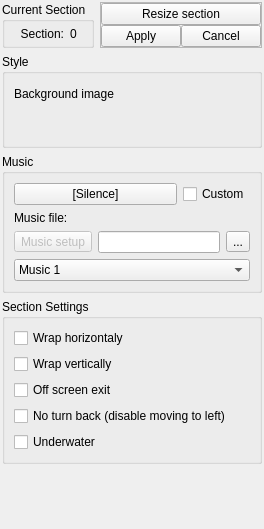
SpencerEverly/Moondust-Project, file Editor/main_window/dock/lvl_sctc_props.ui: the form before one commit.
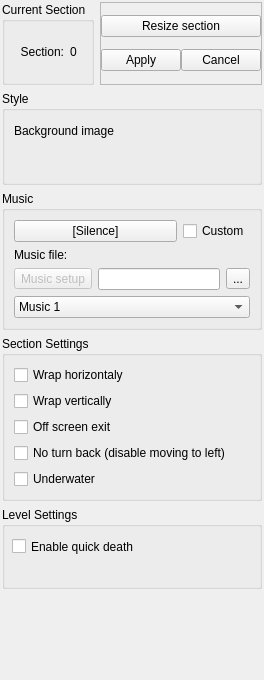
The form after the commit. Icons and pictures are not drawn. Custom widgets are drawn as their Qt base class.

Commit message: Add quick death feature toggle in the editor

Patch:
```diff
--- a/Editor/main_window/dock/lvl_sctc_props.ui
+++ b/Editor/main_window/dock/lvl_sctc_props.ui
@@ -7,7 +7,7 @@
     <x>0</x>
     <y>0</y>
     <width>264</width>
-    <height>529</height>
+    <height>680</height>
    </rect>
   </property>
   <property name="sizePolicy">
@@ -69,7 +69,7 @@
          <x>0</x>
          <y>0</y>
          <width>264</width>
-         <height>510</height>
+         <height>661</height>
         </rect>
        </property>
        <property name="sizePolicy">
@@ -78,7 +78,7 @@
          <verstretch>0</verstretch>
         </sizepolicy>
        </property>
-       <layout class="QVBoxLayout" name="verticalLayout" stretch="0,0,0,0,100">
+       <layout class="QVBoxLayout" name="verticalLayout" stretch="0,0,0,0,0,0">
         <property name="leftMargin">
          <number>2</number>
         </property>
@@ -314,11 +314,11 @@
           <property name="title">
            <string>Music</string>
           </property>
-          <layout class="QGridLayout" name="gridLayout_2" columnstretch="400,0">
+          <layout class="QGridLayout" name="gridLayout_2" columnstretch="400,0,0">
            <property name="sizeConstraint">
             <enum>QLayout::SetMinimumSize</enum>
            </property>
-           <item row="0" column="1">
+           <item row="0" column="1" colspan="2">
             <widget class="QCheckBox" name="LVLPropsMusicCustomEn">
              <property name="sizePolicy">
               <sizepolicy hsizetype="Preferred" vsizetype="Preferred">
@@ -334,39 +334,7 @@
              </property>
             </widget>
            </item>
-           <item row="5" column="0" colspan="2">
-            <widget class="QComboBox" name="LVLPropsMusicCustomSlot">
-             <property name="enabled">
-              <bool>true</bool>
-             </property>
-             <item>
-              <property name="text">
-               <string>Music 1</string>
-              </property>
-             </item>
-             <item>
-              <property name="text">
-               <string>Music 2</string>
-              </property>
-             </item>
-             <item>
-              <property name="text">
-               <string>Music 3</string>
-              </property>
-             </item>
-             <item>
-              <property name="text">
-               <string>Music 4</string>
-              </property>
-             </item>
-             <item>
-              <property name="text">
-               <string>Music 5</string>
-              </property>
-             </item>
-            </widget>
-           </item>
-           <item row="3" column="0" colspan="2">
+           <item row="1" column="0" colspan="3">
             <widget class="QLabel" name="LVLPropCMusicLbl">
              <property name="sizePolicy">
               <sizepolicy hsizetype="Preferred" vsizetype="Fixed">
@@ -382,14 +350,7 @@
              </property>
             </widget>
            </item>
-           <item row="0" column="0">
-            <widget class="QPushButton" name="LVLPropsMusicNumberV2">
-             <property name="text">
-              <string>[Silence]</string>
-             </property>
-            </widget>
-           </item>
-           <item row="4" column="0" colspan="2">
+           <item row="2" column="0" colspan="3">
             <widget class="QFrame" name="frame_2">
              <property name="frameShape">
               <enum>QFrame::NoFrame</enum>
@@ -449,6 +410,48 @@
              </layout>
             </widget>
            </item>
+           <item row="3" column="0" colspan="3">
+            <widget class="QComboBox" name="LVLPropsMusicCustomSlot">
+             <property name="focusPolicy">
+              <enum>Qt::WheelFocus</enum>
+             </property>
+             <property name="maxVisibleItems">
+              <number>50</number>
+             </property>
+             <item>
+              <property name="text">
+               <string>Music 1</string>
+              </property>
+             </item>
+             <item>
+              <property name="text">
+               <string>Music 2</string>
+              </property>
+             </item>
+             <item>
+              <property name="text">
+               <string>Music 3</string>
+              </property>
+             </item>
+             <item>
+              <property name="text">
+               <string>Music 4</string>
+              </property>
+             </item>
+             <item>
+              <property name="text">
+               <string>Music 5</string>
+              </property>
+             </item>
+            </widget>
+           </item>
+           <item row="0" column="0">
+            <widget class="QPushButton" name="LVLPropsMusicNumberV2">
+             <property name="text">
+              <string>[Silence]</string>
+             </property>
+            </widget>
+           </item>
           </layout>
          </widget>
         </item>
@@ -520,6 +523,26 @@
           </layout>
          </widget>
         </item>
+        <item>
+         <widget class="QGroupBox" name="LVLPropGlobalLevelSettings">
+          <property name="title">
+           <string>Level Settings</string>
+          </property>
+          <widget class="QCheckBox" name="LVLPropsEnableQuickDeath">
+           <property name="geometry">
+            <rect>
+             <x>10</x>
+             <y>30</y>
+             <width>241</width>
+             <height>19</height>
+            </rect>
+           </property>
+           <property name="text">
+            <string>Enable quick death</string>
+           </property>
+          </widget>
+         </widget>
+        </item>
         <item>
          <widget class="QFrame" name="extraSettings">
           <property name="frameShape">
```
The commit also changes 5 other files.
